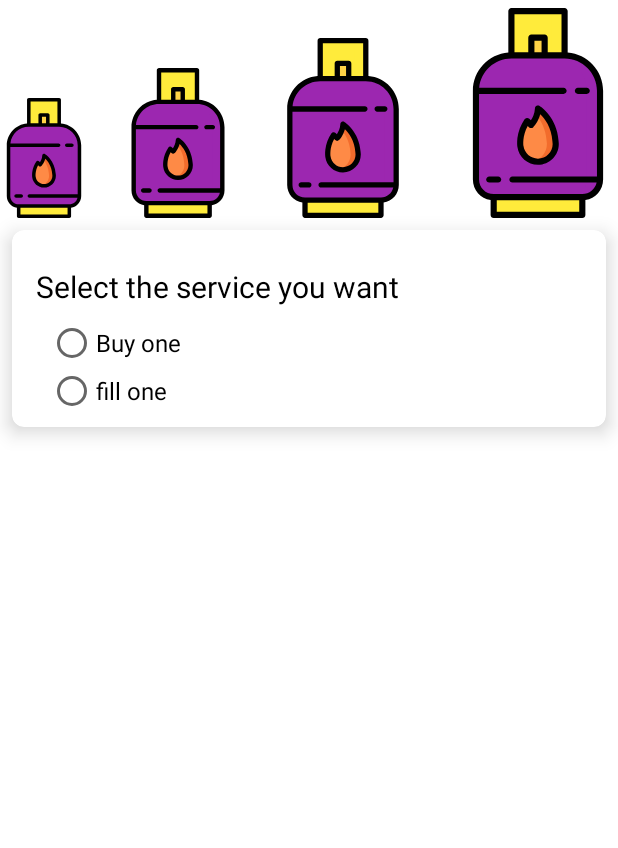
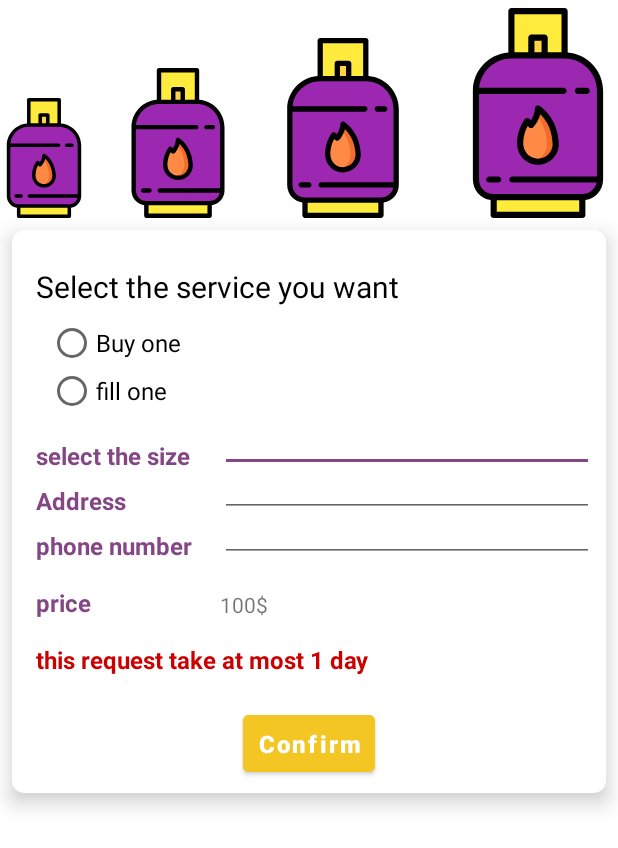
Before and after one commit to GSG-Training/TGas, an Android app: the layout new_request_comany.xml on its own in the app's theme, with its tools: preview values and no code run, on a phone screen of 412 x 824 dp. Shown: the top 848 px of the screen. Run offline under Robolectric (Android 15) with nearby library versions, the phone set to English and light mode, and no system bars.

Commit message:
add request layout

```diff
--- a/app/src/main/res/layout/new_request_comany.xml
+++ b/app/src/main/res/layout/new_request_comany.xml
@@ -60,10 +60,9 @@
         app:cardElevation="8dp"
         app:cardCornerRadius="8dp"
         android:layout_marginTop="16dp"
-
        app:contentPadding="8dp"
         >
-       <LinearLayout
+       <androidx.constraintlayout.widget.ConstraintLayout
            android:layout_width="match_parent"
            android:layout_height="wrap_content"
            android:orientation="vertical"
@@ -75,14 +74,19 @@
                android:text="Select the service you want"
                android:textColor="@android:color/black"
                android:textSize="20sp"
+               app:layout_constraintStart_toStartOf="parent"
+               app:layout_constraintTop_toTopOf="parent"
                android:layout_marginStart="8dp"
                android:layout_marginTop="16dp"/>
 
            <RadioGroup
+               android:id="@+id/group_select"
                android:layout_width="match_parent"
                android:layout_height="wrap_content"
-
+               app:layout_constraintStart_toStartOf="parent"
+               app:layout_constraintTop_toBottomOf="@id/txt_service"
                android:layout_marginStart="16dp"
+               android:layout_marginBottom="8dp"
                android:layout_marginTop="8dp">
                <RadioButton
                    android:layout_width="wrap_content"
@@ -99,8 +103,119 @@
                    android:textSize="16dp"
                    />
            </RadioGroup>
+         <TextView
+             android:id="@+id/select_size"
+             android:layout_width="wrap_content"
+             android:layout_height="wrap_content"
+             android:text="select the size"
+             android:textSize="16sp"
+             android:layout_marginStart="8dp"
+             app:layout_constraintStart_toStartOf="parent"
+             app:layout_constraintTop_toBottomOf="@id/group_select"
+             android:textColor="@color/purple_background"
+             android:layout_marginTop="16dp"
+             android:textStyle="bold"  />
+           <EditText
+               android:id="@+id/edit_size"
+               android:layout_width="0dp"
+               style="@style/Widget.MaterialComponents.TextInputLayout.OutlinedBox"
+               app:layout_constraintBottom_toBottomOf="@id/select_size"
+               app:layout_constraintEnd_toEndOf="parent"
+               app:layout_constraintStart_toEndOf="@id/select_size"
+               android:layout_height="wrap_content"
+               android:layout_marginStart="20dp"/>
 
-       </LinearLayout>
+           <TextView
+               android:id="@+id/txt_address"
+               android:layout_width="wrap_content"
+               android:layout_height="wrap_content"
+               android:text="Address"
+               android:textSize="16sp"
+               app:layout_constraintStart_toStartOf="parent"
+               app:layout_constraintTop_toBottomOf="@id/edit_size"
+               android:layout_marginStart="8dp"
+               android:textColor="@color/purple_background"
+               android:layout_marginTop="@dimen/margin_8"
+               android:textStyle="bold"  />
+           <EditText
+               android:id="@+id/edit_address"
+               android:layout_width="0dp"
+               app:layout_constraintBottom_toBottomOf="@id/txt_address"
+               app:layout_constraintEnd_toEndOf="parent"
+               style="@style/Widget.MaterialComponents.TextInputLayout.OutlinedBox"
+               app:layout_constraintStart_toEndOf="@id/select_size"
+               android:layout_height="wrap_content"
+               android:layout_marginStart="20dp"/>
+           <TextView
+               android:id="@+id/phone_number"
+               android:layout_width="wrap_content"
+               android:layout_height="wrap_content"
+               android:text="phone number"
+               android:textSize="16sp"
+               app:layout_constraintStart_toStartOf="parent"
+               app:layout_constraintTop_toBottomOf="@id/edit_address"
+               android:layout_marginStart="8dp"
+               android:textColor="@color/purple_background"
+               android:layout_marginTop="@dimen/margin_8"
+               android:textStyle="bold"  />
+           <EditText
+               android:id="@+id/edit_phone"
+
+               android:layout_width="0dp"
+               app:layout_constraintBottom_toBottomOf="@id/phone_number"
+               app:layout_constraintEnd_toEndOf="parent"
+               style="@style/Widget.MaterialComponents.TextInputLayout.OutlinedBox"
+               app:layout_constraintStart_toEndOf="@id/select_size"
+               android:layout_height="wrap_content"
+               android:layout_marginStart="20dp"/>
+           <TextView
+               android:id="@+id/txt_price"
+               android:layout_width="wrap_content"
+               android:layout_height="wrap_content"
+               android:text="price"
+               android:textSize="16sp"
+               app:layout_constraintStart_toStartOf="parent"
+               app:layout_constraintTop_toBottomOf="@id/edit_phone"
+               android:layout_marginStart="8dp"
+               android:textColor="@color/purple_background"
+               android:layout_marginTop="16dp"
+               android:textStyle="bold"  />
+           <TextView
+               android:layout_width="0dp"
+               app:layout_constraintBottom_toBottomOf="@id/txt_price"
+               app:layout_constraintEnd_toEndOf="parent"
+               app:layout_constraintStart_toEndOf="@id/select_size"
+               android:layout_height="wrap_content"
+               android:text="100$"
+               android:layout_marginStart="20dp"/>
+           <TextView
+               android:id="@+id/time_txt"
+               android:layout_width="wrap_content"
+               android:layout_height="wrap_content"
+               android:text="this request take at most 1 day"
+               android:textSize="16sp"
+               app:layout_constraintStart_toStartOf="parent"
+               app:layout_constraintTop_toBottomOf="@id/txt_price"
+               android:layout_marginStart="8dp"
+               android:textColor="@android:color/holo_red_dark"
+               android:layout_marginTop="16dp"
+               android:textStyle="bold"  />
+           <Button
+               android:id="@+id/btn_confirm_request"
+               android:layout_width="wrap_content"
+               android:layout_height="wrap_content"
+               android:text="Confirm"
+               android:padding="8dp"
+               android:textAllCaps="false"
+               app:layout_constraintStart_toStartOf="parent"
+               app:layout_constraintEnd_toEndOf="parent"
+               app:layout_constraintTop_toBottomOf="@id/time_txt"
+               android:backgroundTint="@color/yellow_background"
+               android:textStyle="bold"
+               android:textSize="16sp"
+               android:layout_marginTop="20dp"/>
+
+       </androidx.constraintlayout.widget.ConstraintLayout>
 
 
     </androidx.cardview.widget.CardView>
```
